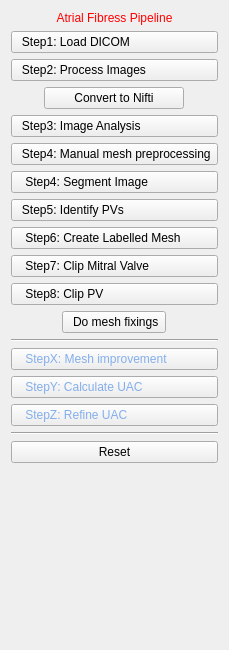
OpenHeartDevelopers/CemrgApp, file Version2.0/Plugins/kcl.cemrgapp.atrialfibres/src/internal/AtrialFibresViewControls.ui: the form before one commit.
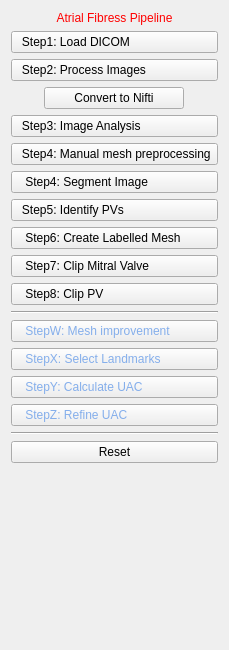
The form after the commit.

Commit message: [feature] atrial fibres: Select landmarks view. Move to clip PV on main plugin.

What changed in the file:
```diff
--- a/Version2.0/Plugins/kcl.cemrgapp.atrialfibres/src/internal/AtrialFibresViewControls.ui
+++ b/Version2.0/Plugins/kcl.cemrgapp.atrialfibres/src/internal/AtrialFibresViewControls.ui
@@ -163,16 +163,6 @@
      </property>
     </widget>
    </item>
-   <item alignment="Qt::AlignHCenter">
-    <widget class="QPushButton" name="button_w_meshfix">
-     <property name="styleSheet">
-      <string notr="true"/>
-     </property>
-     <property name="text">
-      <string>  Do mesh fixings </string>
-     </property>
-    </widget>
-   </item>
    <item>
     <widget class="Line" name="line">
      <property name="orientation">
@@ -193,7 +183,17 @@
       <string notr="true">text-align: left; color: rgb(132, 174, 235);</string>
      </property>
      <property name="text">
-      <string>    StepX: Mesh improvement</string>
+      <string>    StepW: Mesh improvement</string>
+     </property>
+    </widget>
+   </item>
+   <item>
+    <widget class="QPushButton" name="button_x_landmarks">
+     <property name="styleSheet">
+      <string notr="true">text-align: left; color: rgb(132, 174, 235);</string>
+     </property>
+     <property name="text">
+      <string>    StepX: Select Landmarks</string>
      </property>
     </widget>
    </item>
```
Left out of the diff: 4 changed lines with no effect on the pictures. The commit also changes 13 other files.
